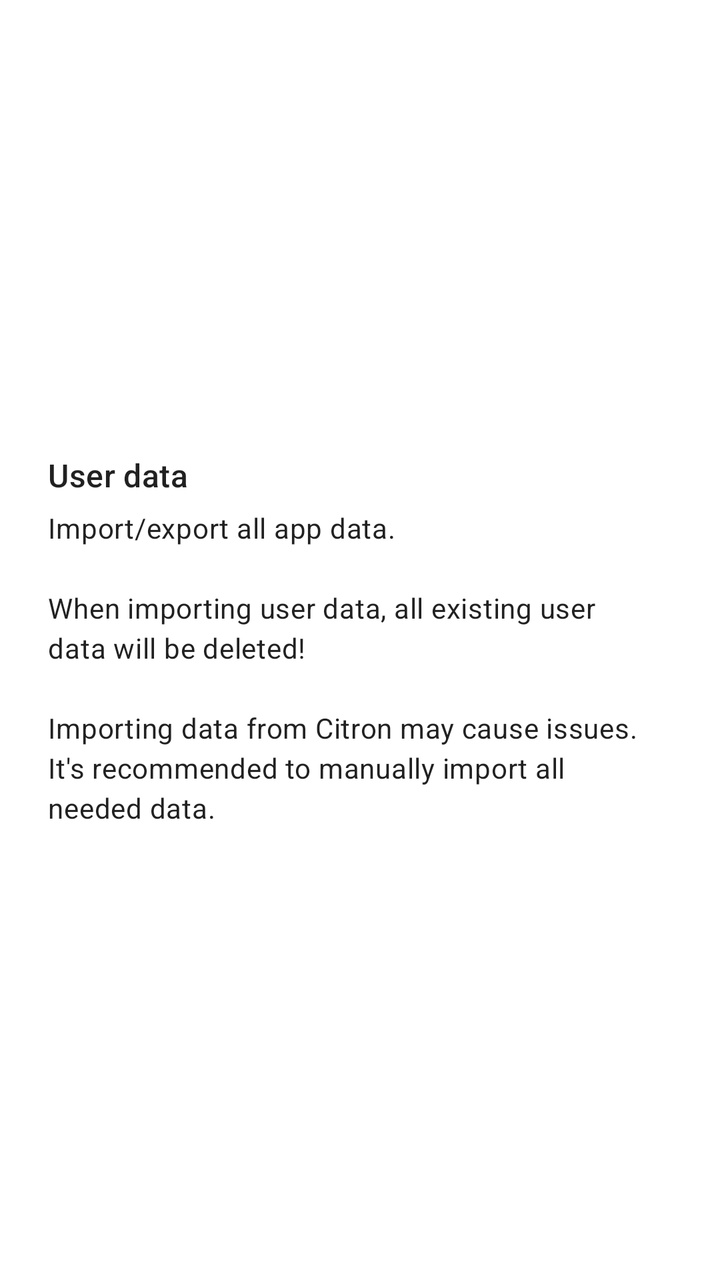
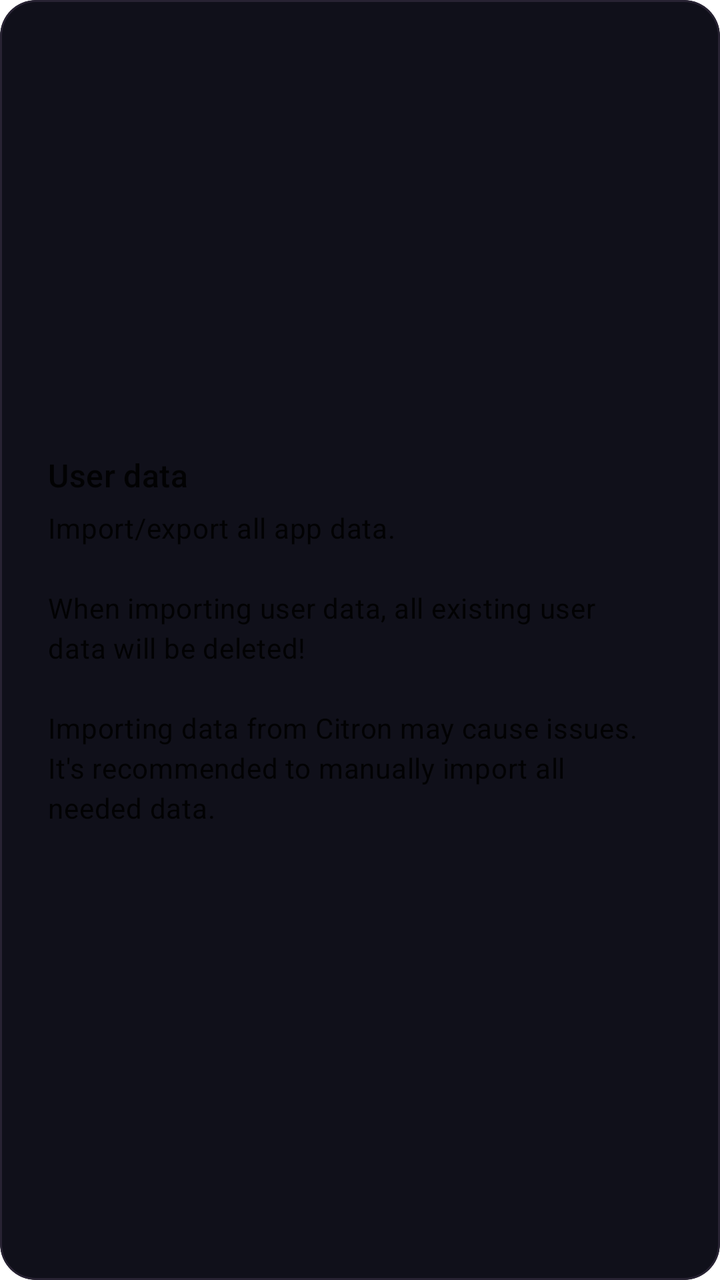

An Android layout rendered at two revisions. The XML below is the earlier revision; the diff shows what the commit changed to produce the second picture.
<!-- AndroidManifest.xml: fallback theme Theme.MaterialComponents.DayNight.NoActionBar -->
<!-- res/layout/card_installable.xml -->
<?xml version="1.0" encoding="utf-8"?>
<com.google.android.material.card.MaterialCardView xmlns:android="http://schemas.android.com/apk/res/android"
    xmlns:app="http://schemas.android.com/apk/res-auto"
    xmlns:tools="http://schemas.android.com/tools"
    android:layout_width="match_parent"
    android:layout_height="wrap_content"
    android:layout_marginHorizontal="16dp"
    android:layout_marginVertical="12dp"
    app:cardBackgroundColor="@android:color/transparent"
    app:cardCornerRadius="16dp"
    app:cardElevation="0dp"
    app:strokeColor="?attr/colorOutline"
    app:strokeWidth="1dp">

    <LinearLayout
        android:layout_width="match_parent"
        android:layout_height="wrap_content"
        android:paddingVertical="16dp"
        android:paddingHorizontal="24dp"
        android:orientation="horizontal"
        android:layout_gravity="center">

        <LinearLayout
            android:layout_width="0dp"
            android:layout_height="wrap_content"
            android:layout_marginEnd="16dp"
            android:layout_weight="1"
            android:orientation="vertical">

            <com.google.android.material.textview.MaterialTextView
                android:id="@+id/title"
                style="@style/TextAppearance.Material3.TitleMedium"
                android:layout_width="match_parent"
                android:layout_height="wrap_content"
                android:text="@string/user_data"
                android:textAlignment="viewStart" />

            <com.google.android.material.textview.MaterialTextView
                android:id="@+id/description"
                style="@style/TextAppearance.Material3.BodyMedium"
                android:layout_width="match_parent"
                android:layout_height="wrap_content"
                android:layout_marginTop="6dp"
                android:text="@string/user_data_description"
                android:textAlignment="viewStart" />

        </LinearLayout>

        <LinearLayout
            android:layout_width="wrap_content"
            android:layout_height="wrap_content"
            android:layout_gravity="center_vertical"
            android:gravity="center_horizontal"
            android:orientation="vertical">

            <Button
                android:id="@+id/button_export"
                style="@style/Widget.Material3.Button.IconButton.Filled"
                android:layout_width="wrap_content"
                android:layout_height="wrap_content"
                android:contentDescription="@string/export"
                android:tooltipText="@string/export"
                android:visibility="gone"
                app:icon="@drawable/ic_export"
                tools:visibility="visible" />

            <Button
                android:id="@+id/button_install"
                style="@style/Widget.Material3.Button.IconButton.Filled"
                android:layout_width="wrap_content"
                android:layout_height="wrap_content"
                android:layout_marginTop="12dp"
                android:contentDescription="@string/string_import"
                android:tooltipText="@string/string_import"
                android:visibility="gone"
                app:icon="@drawable/ic_import"
                tools:visibility="visible" />

        </LinearLayout>

    </LinearLayout>

</com.google.android.material.card.MaterialCardView>
<!-- resources referenced by this layout -->
<resources>
  <!-- drawable ic_export (drawable) -->
  <vector xmlns:android="http://schemas.android.com/apk/res/android"
      android:width="24dp"
      android:height="24dp"
      android:viewportWidth="24"
      android:viewportHeight="24">
      <path
          android:fillColor="?attr/colorControlNormal"
          android:pathData="M9,16h6v-6h4l-7,-7 -7,7h4zM5,18h14v2L5,20z" />
  </vector>
  <!-- drawable ic_import (drawable) -->
  <vector xmlns:android="http://schemas.android.com/apk/res/android"
      android:width="24dp"
      android:height="24dp"
      android:viewportWidth="24"
      android:viewportHeight="24">
      <path
          android:fillColor="?attr/colorControlNormal"
          android:pathData="M19,9h-4V3H9v6H5l7,7 7,-7zM5,18v2h14v-2H5z" />
  </vector>
  <string name="export">Export</string>
  <string name="string_import">Import</string>
  <string name="user_data">User data</string>
  <string name="user_data_description">Import/export all app data.\n\nWhen importing user data, all existing user data will be deleted!\n\nImporting data from Citron may cause issues. It\'s recommended to manually import all needed data.</string>
</resources>

<!-- the commit's change to res/layout/card_installable.xml (unified diff, before → after) -->
@@ -5,11 +5,11 @@
     android:layout_width="match_parent"
     android:layout_height="wrap_content"
     android:layout_marginHorizontal="16dp"
-    android:layout_marginVertical="12dp"
-    app:cardBackgroundColor="@android:color/transparent"
-    app:cardCornerRadius="16dp"
+    android:layout_marginVertical="6dp"
+    app:cardBackgroundColor="@color/mw_ui_surface"
+    app:cardCornerRadius="18dp"
     app:cardElevation="0dp"
-    app:strokeColor="?attr/colorOutline"
+    app:strokeColor="@color/mw_ui_border"
     app:strokeWidth="1dp">
 
     <LinearLayout
<!-- resource entries referenced after the edit -->
@@ -1,5 +1,7 @@
 <!-- resources referenced by this layout -->
 <resources>
+  <color name="mw_ui_border">#282333</color>
+  <color name="mw_ui_surface">#10101A</color>
   <!-- drawable ic_export (drawable) -->
   <vector xmlns:android="http://schemas.android.com/apk/res/android"
       android:width="24dp"
